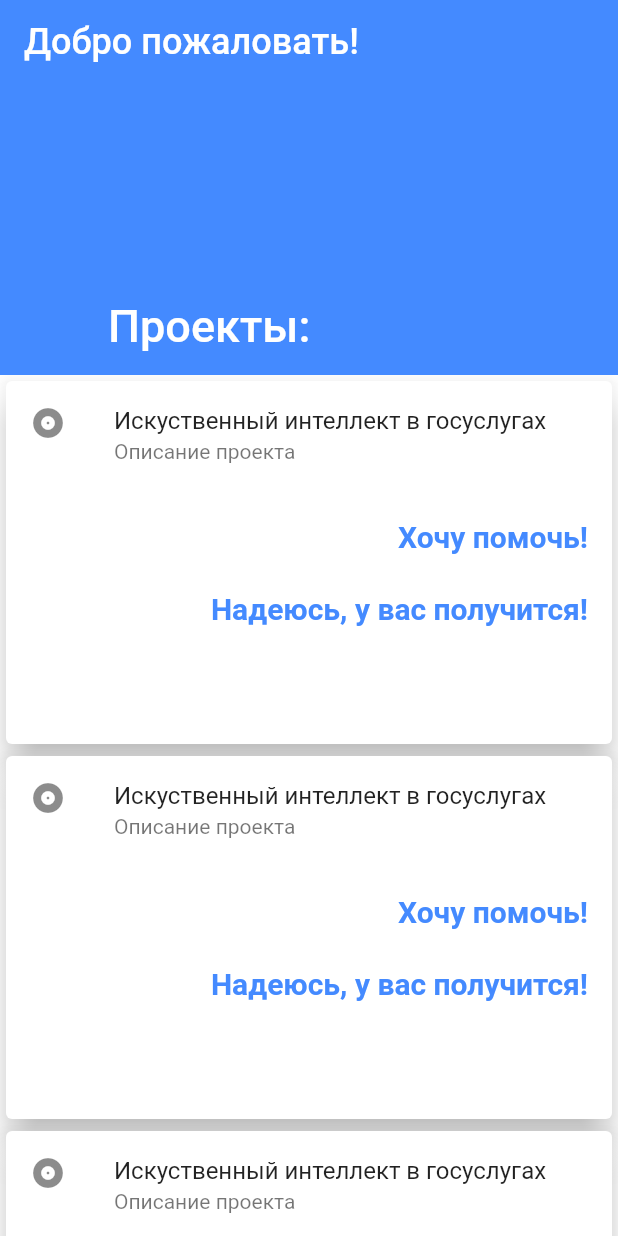
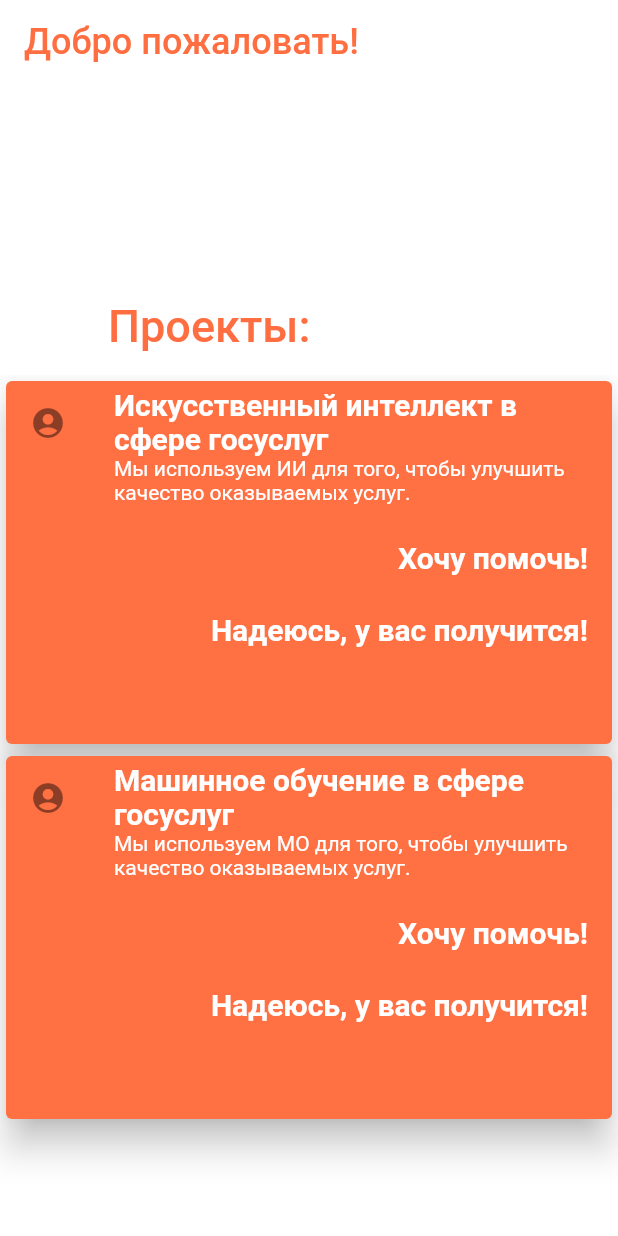
Before and after one commit to Livbig/project_affair, a Flutter app: the screen it shows after launch, on a phone screen of 412 x 824 dp. Run offline on Flutter 3.47's test engine with Material 2 defaults, Android fonts, the phone set to English and light mode, and no system bars.

Commit message:
Colorings + List of ideas

```diff
--- a/lib/main.dart
+++ b/lib/main.dart
@@ -1,4 +1,12 @@
 import 'package:flutter/material.dart';
+import 'dart:math';
+
+List<List<String>> ideas = [
+  ['1', 'Искусственный интеллект в сфере госуслуг', 'Мы используем ИИ для того, чтобы улучшить качество оказываемых услуг.'],
+  ['1', 'Машинное обучение в сфере госуслуг', 'Мы используем МО для того, чтобы улучшить качество оказываемых услуг.']
+];
+
+List<Color> colors = [Colors.deepOrange[400], Colors.red[300], Colors.pink[300], Colors.green[300]];
 
 void main() => runApp(MyApp());
 
@@ -12,9 +20,9 @@ class MyApp extends StatelessWidget {
           brightness: Brightness.light,
           textTheme: TextTheme(
               title: TextStyle(
-                  color: Colors.blueAccent, fontWeight: FontWeight.bold),
+                  color: Colors.white, fontWeight: FontWeight.bold),
               body2: TextStyle(
-                  color: Colors.black, fontWeight: FontWeight.normal)),
+                  color: Colors.white, fontWeight: FontWeight.normal)),
         ),
         home: MyHomePage(title: 'Добро пожаловать на ярмарку!')
     );
@@ -38,13 +46,13 @@ class _MyHomePageState extends State<MyHomePage> {
         body: CustomScrollView(
           slivers: <Widget>[
             const SliverAppBar(
-              title: Text('Добро пожаловать!', style: TextStyle(color: Colors.white, fontSize: 24)),
-              elevation: 10,
-              backgroundColor: Colors.blueAccent,
+              title: Text('Добро пожаловать!', style: TextStyle(color: Colors.deepOrangeAccent, fontSize: 24)),
+              elevation: 30,
+              backgroundColor: Colors.white,
               pinned: false,
               expandedHeight: 250.0,
               flexibleSpace: FlexibleSpaceBar(
-                title: Text('Проекты:', style: TextStyle(color: Colors.white, fontSize: 20)),
+                title: Text('Проекты:', style: TextStyle(color: Colors.deepOrangeAccent, fontSize: 20)),
               ),
             ),
             SliverFixedExtentList(
@@ -54,14 +62,14 @@ class _MyHomePageState extends State<MyHomePage> {
                   return Center(
                       child: Card(
                           elevation: 10,
-                          color: Colors.white,
+                          color: colors[Random().nextInt(colors.length)],
                           child: Column(
                               mainAxisSize: MainAxisSize.max,
                               children: <Widget>[
-                                const ListTile(
-                                  leading: Icon(Icons.album),
-                                  title: Text('Искуственный интеллект в госуслугах', ),
-                                  subtitle: Text('Описание проекта'),
+                                ListTile(
+                                  leading: Icon(Icons.account_circle),
+                                  title: Text(ideas[total][1], style: Theme.of(context).textTheme.title,),
+                                  subtitle: Text(ideas[total][2], style: Theme.of(context).textTheme.body2,),
                                 ),
                                 ButtonBar(
                                     children: <Widget>[
@@ -79,6 +87,7 @@ class _MyHomePageState extends State<MyHomePage> {
                           )
                       ));
                 },
+                childCount: ideas.length
               ),
             ),
           ],
```
